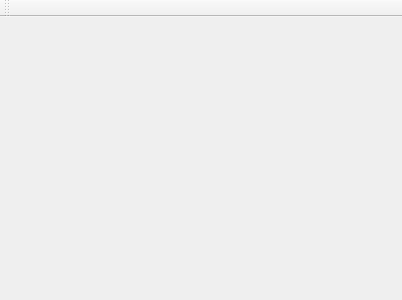
artem1996/cardioPlotter, file mainwindow.ui: the form before one commit.
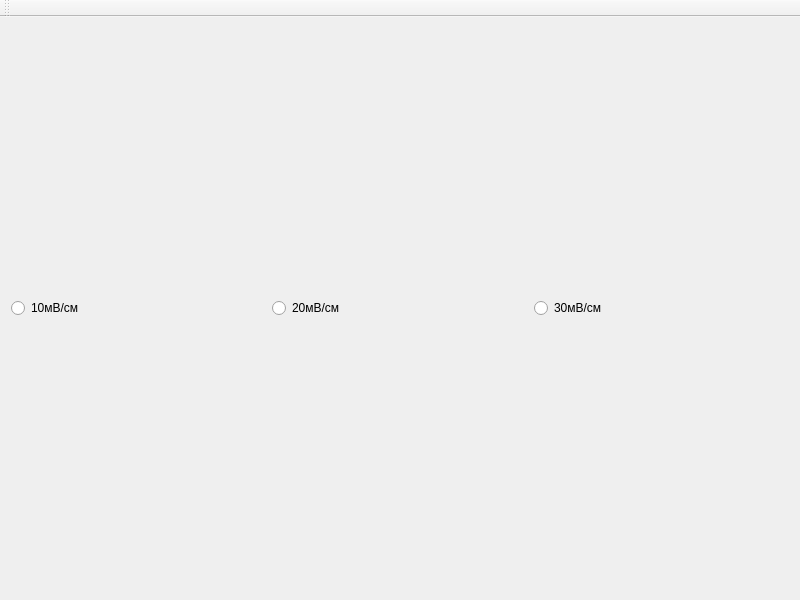
The form after the commit.

What changed in the file:
```diff
--- a/mainwindow.ui
+++ b/mainwindow.ui
@@ -6,10 +6,16 @@
    <rect>
     <x>0</x>
     <y>0</y>
-    <width>402</width>
-    <height>300</height>
+    <width>800</width>
+    <height>600</height>
    </rect>
   </property>
+  <property name="minimumSize">
+   <size>
+    <width>800</width>
+    <height>600</height>
+   </size>
+  </property>
   <property name="windowTitle">
    <string>MainWindow</string>
   </property>
@@ -25,6 +31,27 @@
    </property>
    <layout class="QGridLayout" name="gridLayout_2">
     <item row="0" column="0">
+     <widget class="QRadioButton" name="scale10">
+      <property name="text">
+       <string>10мВ/см</string>
+      </property>
+     </widget>
+    </item>
+    <item row="0" column="1">
+     <widget class="QRadioButton" name="scale20">
+      <property name="text">
+       <string>20мВ/см</string>
+      </property>
+     </widget>
+    </item>
+    <item row="0" column="2">
+     <widget class="QRadioButton" name="scale30">
+      <property name="text">
+       <string>30мВ/см</string>
+      </property>
+     </widget>
+    </item>
+    <item row="1" column="0" colspan="3">
      <layout class="QGridLayout" name="gridLayout"/>
     </item>
    </layout>
```
Left out of the diff: 2 changed lines with no effect on the pictures.
